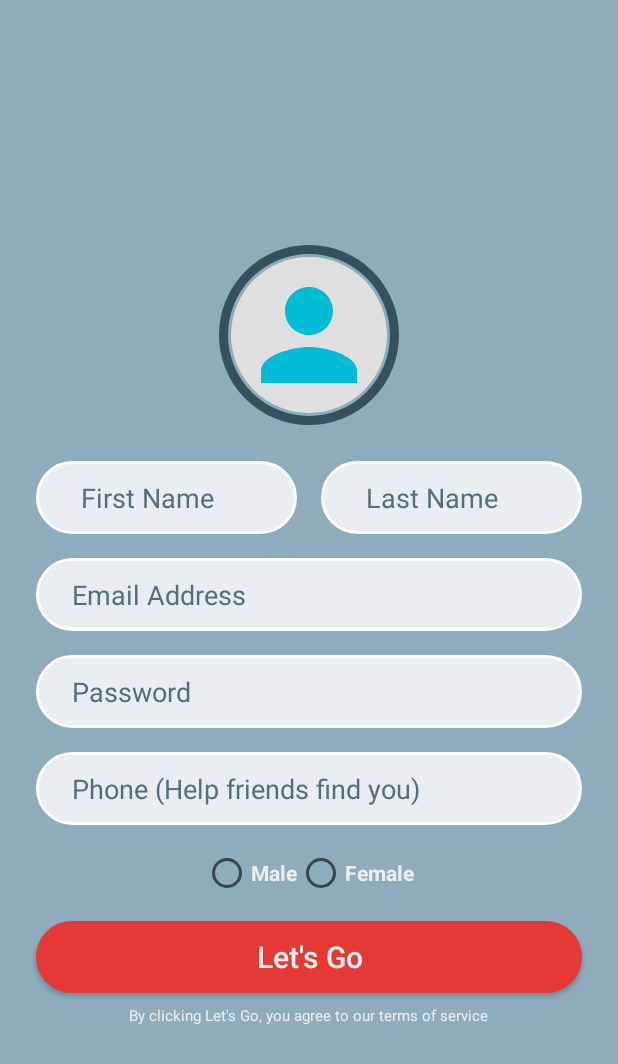
After one commit to tylercondie/PillarCompetitiveFitnessTracker, an Android app: the layout activity_create_account.xml on its own in the app's theme, with its tools: preview values and no code run, on a phone screen of 412 x 824 dp. The commit adds this screen. Shown: the top 1064 px of the screen. Run offline under Robolectric (Android 15) with nearby library versions, the phone set to English and light mode, and no system bars.

Commit message:
Added user input validation for creation of account.

```diff
--- /dev/null
+++ b/app/src/main/java/com/pillarproductivity/pillar_competitivefitnesstracker/CreateAcctActivity.java
@@ -0,0 +1,106 @@
+package com.pillarproductivity.pillar_competitivefitnesstracker;
+
+import android.os.Bundle;
+import android.support.v7.app.AppCompatActivity;
+import android.util.Patterns;
+import android.view.View;
+import android.widget.EditText;
+import android.widget.RadioButton;
+import android.widget.RadioGroup;
+import android.widget.Toast;
+
+public class CreateAcctActivity extends AppCompatActivity {
+    EditText editTextEmail, editTextPassword, editTextFirst, editTextLast, editTextPhone;
+    RadioGroup radioGroup;
+    RadioButton radioButton;
+
+    @Override
+    protected void onCreate(Bundle savedInstanceState) {
+        super.onCreate(savedInstanceState);
+        setContentView(R.layout.activity_create_account);
+
+        editTextEmail = findViewById(R.id.addEmail);
+        editTextPassword = findViewById(R.id.addPassword);
+        editTextFirst = findViewById(R.id.addFName);
+        editTextLast = findViewById(R.id.addLName);
+        editTextPhone = findViewById(R.id.addPhone);
+        radioGroup = findViewById(R.id.radioGroup);
+        radioButton = findViewById(R.id.radioMale);
+
+
+    }
+
+    //Handles functions for verifying and submitting user data
+    private void registerUser() {
+        Boolean tempBool = validateInput();
+        if (tempBool == false) return;
+        else submitData();
+    }
+
+    private void submitData() {
+
+    }
+
+    private Boolean validateInput() {
+        String email = editTextEmail.getText().toString().trim();
+        String password = editTextPassword.getText().toString().trim();
+        String first = editTextFirst.getText().toString().trim();
+        String last = editTextLast.getText().toString().trim();
+        String phone = editTextPhone.getText().toString().trim();
+
+        if (email.isEmpty()) {
+            editTextEmail.setError("Email is Required");
+            editTextEmail.requestFocus();
+            return false;
+        }
+
+        if (!Patterns.EMAIL_ADDRESS.matcher(email).matches()) {
+            editTextEmail.setError("Please enter a valid email");
+            editTextEmail.requestFocus();
+            return false;
+        }
+
+        if (password.isEmpty()) {
+            editTextPassword.setError("Password is Required");
+            editTextPassword.requestFocus();
+            return false;
+        }
+
+        if (password.length() < 6) {
+            editTextPassword.setError(("Minimum length of password should be 6 characters"));
+            editTextPassword.requestFocus();
+            return false;
+
+        }
+        if (first.isEmpty()) {
+            editTextFirst.setError("First name is Required");
+            editTextFirst.requestFocus();
+            return false;
+        }
+        if (last.isEmpty()) {
+            editTextLast.setError("Last Name is Required");
+            editTextLast.requestFocus();
+            return false;
+        }
+        if (phone.isEmpty()) {
+            editTextPhone.setError("Phone Number is Required");
+            editTextPhone.requestFocus();
+            return false;
+        }
+
+        if (radioGroup.getCheckedRadioButtonId() == -1) {
+            Toast.makeText(CreateAcctActivity.this, "Gender Selection Required",
+                    Toast.LENGTH_SHORT).show();
+            return false;
+
+        }
+        return true;
+
+    }
+
+    //@Override
+    public void onClick(View view) {
+        registerUser();
+
+    }
+}
--- /dev/null
+++ b/app/src/main/res/drawable-xhdpi/button_action.xml
@@ -0,0 +1,20 @@
+<?xml version="1.0" encoding="utf-8"?>
+<selector xmlns:android="http://schemas.android.com/apk/res/android">
+    <item android:state_pressed="false">
+        <shape android:shape="rectangle">
+            <corners android:radius="1000dp" />
+            <solid android:color="@color/actionButton" />
+            <stroke android:width="2dip" android:color="@color/actionButton" />
+            <padding android:bottom="4dp" android:left="4dp" android:right="4dp" android:top="4dp" />
+        </shape>
+    </item>
+    <item android:state_pressed="true">
+        <shape android:shape="rectangle">
+            <corners android:radius="1000dp" />
+            <solid android:color="@color/actionButtonDark" />
+            <stroke android:width="2dip" android:color="@color/actionButtonDark" />
+            <padding android:bottom="4dp" android:left="4dp" android:right="4dp" android:top="4dp" />
+        </shape>
+    </item>
+
+</selector>
--- /dev/null
+++ b/app/src/main/res/drawable-xhdpi/circle_inner.xml
@@ -0,0 +1,11 @@
+<?xml version="1.0" encoding="utf-8"?>
+<selector xmlns:android="http://schemas.android.com/apk/res/android">
+    <item>
+        <shape android:shape="rectangle">
+            <corners android:radius="1000dp" />
+            <solid android:color="#e0e0e0" />
+            <stroke android:width="0dip" android:color="#e0e0e0" />
+            <padding android:bottom="4dp" android:left="4dp" android:right="4dp" android:top="4dp" />
+        </shape>
+    </item>
+</selector>
--- /dev/null
+++ b/app/src/main/res/drawable-xhdpi/circle_outer.xml
@@ -0,0 +1,11 @@
+<?xml version="1.0" encoding="utf-8"?>
+<selector xmlns:android="http://schemas.android.com/apk/res/android">
+    <item>
+        <shape android:shape="rectangle">
+            <corners android:radius="1000dp" />
+            <solid android:color="#00ffffff" />
+            <stroke android:width="6dip" android:color="#34515e" />
+            <padding android:bottom="4dp" android:left="4dp" android:right="4dp" android:top="4dp" />
+        </shape>
+    </item>
+</selector>
--- /dev/null
+++ b/app/src/main/res/drawable-xhdpi/icon_user.xml
@@ -0,0 +1,9 @@
+<vector xmlns:android="http://schemas.android.com/apk/res/android"
+    android:width="100dp"
+    android:height="100dp"
+    android:viewportWidth="24.0"
+    android:viewportHeight="24.0">
+    <path
+        android:fillColor="@color/colorPrimary"
+        android:pathData="M12,12c2.21,0 4,-1.79 4,-4s-1.79,-4 -4,-4 -4,1.79 -4,4 1.79,4 4,4zM12,14c-2.67,0 -8,1.34 -8,4v2h16v-2c0,-2.66 -5.33,-4 -8,-4z" />
+</vector>
--- /dev/null
+++ b/app/src/main/res/layout/activity_create_account.xml
@@ -0,0 +1,220 @@
+<?xml version="1.0" encoding="utf-8"?>
+<android.support.constraint.ConstraintLayout xmlns:android="http://schemas.android.com/apk/res/android"
+    xmlns:app="http://schemas.android.com/apk/res-auto"
+    android:layout_width="match_parent"
+    android:layout_height="match_parent">
+
+    <LinearLayout
+        android:id="@+id/linearLayout2"
+        android:layout_width="0dp"
+        android:layout_height="wrap_content"
+        android:layout_marginTop="15dp"
+        android:orientation="vertical"
+        app:layout_constraintBottom_toTopOf="@+id/textView"
+        app:layout_constraintEnd_toEndOf="parent"
+        app:layout_constraintHorizontal_bias="0.0"
+        app:layout_constraintStart_toStartOf="parent"
+        app:layout_constraintTop_toTopOf="parent"
+        app:layout_constraintVertical_chainStyle="packed">
+
+        <RelativeLayout
+            android:layout_width="match_parent"
+            android:layout_height="wrap_content">
+
+            <TextView
+                android:id="@+id/backgroundCircle"
+                android:layout_width="120dp"
+                android:layout_height="120dp"
+                android:layout_centerInParent="true"
+                android:layout_gravity="center"
+                android:layout_marginStart="8dp"
+                android:layout_marginTop="8dp"
+                android:layout_marginEnd="8dp"
+                android:layout_marginBottom="8dp"
+                android:background="@drawable/circle_outer"
+                android:text="" />
+
+            <ImageView
+                android:id="@+id/userImage"
+                android:layout_width="104dp"
+                android:layout_height="104dp"
+                android:layout_centerInParent="true"
+                android:layout_marginStart="8dp"
+                android:layout_marginTop="8dp"
+                android:layout_marginEnd="8dp"
+                android:layout_marginBottom="8dp"
+                android:adjustViewBounds="true"
+                android:background="@drawable/circle_inner"
+                android:scaleType="fitStart"
+                app:srcCompat="@drawable/icon_user" />
+        </RelativeLayout>
+
+
+        <LinearLayout
+            android:layout_width="match_parent"
+            android:layout_height="wrap_content"
+            android:orientation="horizontal">
+
+
+            <EditText
+                android:id="@+id/addFName"
+                android:layout_width="match_parent"
+                android:layout_height="wrap_content"
+                android:layout_gravity="center_vertical"
+                android:layout_marginLeft="24dp"
+                android:layout_marginTop="16dp"
+                android:layout_marginRight="8dp"
+                android:layout_marginBottom="16dp"
+                android:layout_weight="1"
+                android:background="@drawable/border_login"
+                android:hint="@string/createFirstNHint"
+                android:imeOptions="actionNext"
+                android:inputType="textCapWords"
+                android:maxLength="10"
+                android:paddingLeft="30dp"
+                android:paddingTop="12dp"
+                android:paddingRight="30dp"
+                android:paddingBottom="12dp"
+                android:textColor="@color/fontGrey"
+                android:textColorHint="#546e7a" />
+
+            <EditText
+                android:id="@+id/addLName"
+                android:layout_width="match_parent"
+                android:layout_height="wrap_content"
+                android:layout_gravity="center_vertical"
+                android:layout_marginLeft="8dp"
+                android:layout_marginTop="16dp"
+                android:layout_marginRight="24dp"
+                android:layout_marginBottom="16dp"
+                android:layout_weight="1"
+                android:background="@drawable/border_login"
+                android:hint="@string/createLastNHint"
+                android:imeOptions="actionNext"
+                android:inputType="textCapWords"
+                android:maxLength="15"
+                android:paddingLeft="30dp"
+                android:paddingTop="12dp"
+                android:paddingRight="30dp"
+                android:paddingBottom="12dp"
+                android:textColor="@color/fontGrey"
+                android:textColorHint="#546e7a" />
+
+        </LinearLayout>
+
+
+        <EditText
+            android:id="@+id/addEmail"
+            android:layout_width="match_parent"
+            android:layout_height="wrap_content"
+            android:layout_gravity="center_vertical"
+            android:layout_marginLeft="24dp"
+            android:layout_marginRight="24dp"
+            android:layout_marginBottom="16dp"
+            android:background="@drawable/border_login"
+            android:hint="@string/createEmailHint"
+            android:imeOptions="actionNext"
+            android:inputType="textEmailAddress"
+            android:maxLength="35"
+            android:paddingLeft="24dp"
+            android:paddingTop="12dp"
+            android:paddingBottom="12dp"
+            android:textColor="@color/fontGrey"
+            android:textColorHint="#546e7a" />
+
+        <EditText
+            android:id="@+id/addPassword"
+            android:layout_width="match_parent"
+            android:layout_height="wrap_content"
+            android:layout_gravity="center_vertical"
+            android:layout_marginLeft="24dp"
+            android:layout_marginRight="24dp"
+            android:layout_marginBottom="16dp"
+            android:background="@drawable/border_login"
+            android:hint="@string/createPasswordHint"
+            android:imeOptions="actionNext"
+            android:inputType="textPassword"
+            android:maxLength="10"
+            android:paddingLeft="24dp"
+            android:paddingTop="12dp"
+            android:paddingBottom="12dp"
+            android:textColor="@color/fontGrey"
+            android:textColorHint="#546e7a"
+
+            />
+
+        <EditText
+            android:id="@+id/addPhone"
+            android:layout_width="match_parent"
+            android:layout_height="wrap_content"
+            android:layout_gravity="center_vertical"
+            android:layout_marginLeft="24dp"
+            android:layout_marginRight="24dp"
+            android:layout_marginBottom="16dp"
+            android:background="@drawable/border_login"
+            android:hint="@string/createPhoneHint"
+            android:imeOptions="actionDone"
+            android:inputType="phone"
+            android:maxLength="12"
+            android:paddingLeft="24dp"
+            android:paddingTop="12dp"
+            android:paddingBottom="12dp"
+            android:textColor="@color/fontGrey"
+            android:textColorHint="#546e7a" />
+
+        <RadioGroup
+            android:id="@+id/radioGroup"
+            android:layout_width="wrap_content"
+            android:layout_height="wrap_content"
+            android:layout_gravity="center"
+            android:layout_marginBottom="16dp"
+            android:orientation="horizontal">
+
+            <RadioButton
+                android:id="@+id/radioMale"
+                android:layout_width="wrap_content"
+                android:layout_height="wrap_content"
+                android:text="@string/maleRadio"
+                android:textColor="@color/fontLight"
+                android:textStyle="bold" />
+
+            <RadioButton
+                android:id="@+id/radioFemale"
+                android:layout_width="wrap_content"
+                android:layout_height="wrap_content"
+                android:text="@string/femaleRadio"
+                android:textColor="@color/fontLight"
+                android:textStyle="bold" />
+        </RadioGroup>
+
+
+        <Button
+            android:id="@+id/submitAccountCreation"
+            android:layout_width="match_parent"
+            android:layout_height="wrap_content"
+            android:layout_marginLeft="24dp"
+            android:layout_marginRight="24dp"
+            android:layout_marginBottom="8dp"
+            android:background="@drawable/button_action"
+            android:onClick="onClick"
+            android:text="@string/createButton"
+            android:textAllCaps="false"
+            android:textColor="@color/fontLight"
+            android:textSize="20sp"
+            android:visibility="visible" />
+
+    </LinearLayout>
+
+    <TextView
+        android:id="@+id/textView"
+        android:layout_width="wrap_content"
+        android:layout_height="wrap_content"
+        android:text="@string/agreeTOS"
+        android:textColor="@color/fontLight"
+        android:textSize="10sp"
+        app:layout_constraintBottom_toBottomOf="parent"
+        app:layout_constraintEnd_toEndOf="parent"
+        app:layout_constraintStart_toStartOf="parent"
+        app:layout_constraintTop_toBottomOf="@+id/linearLayout2" />
+
+</android.support.constraint.ConstraintLayout>
--- a/app/src/main/res/values/colors.xml
+++ b/app/src/main/res/values/colors.xml
@@ -5,4 +5,9 @@
     <color name="colorAccent">#b2ebf2</color>
     <color name="splashBackground">#9e9e9e</color>
     <color name="pureWhite">#ffffff</color>
+    <color name="windowBackground">#8eacbb</color>
+    <color name="fontGrey">#424242</color>
+    <color name="actionButton">#e53935</color>
+    <color name="actionButtonDark">#B71c1c</color>
+    <color name="fontLight">#eceff1</color>
 </resources>
--- a/app/src/main/res/values/strings.xml
+++ b/app/src/main/res/values/strings.xml
@@ -1,5 +1,16 @@
 <resources>
     <string name="app_name">Pillar Fitness</string>
+
+    <!--Create_account_strings-->
+    <string name="createFirstNHint">First Name</string>
+    <string name="createLastNHint">Last Name</string>
+    <string name="createPasswordHint">Password</string>
+    <string name="createPhoneHint">Phone (Help friends find you)</string>
+    <string name="createEmailHint">Email Address</string>
+    <string name="maleRadio">Male</string>
+    <string name="femaleRadio">Female</string>
+    <string name="createButton">Let\'s Go</string>
+    <string name="agreeTOS">By clicking Let\'s Go, you agree to our terms of service</string>
 
     <!--Start_sign_in strings-->
     <string name="loginEmailHint">Email</string>
--- a/app/src/main/res/values/styles.xml
+++ b/app/src/main/res/values/styles.xml
@@ -6,9 +6,13 @@
         <item name="colorPrimary">@color/colorPrimary</item>
         <item name="colorPrimaryDark">@color/colorPrimaryDark</item>
         <item name="colorAccent">@color/colorAccent</item>
+        <item name="android:windowBackground">@color/windowBackground</item>
     </style>
     <style name="SplashTheme"  parent="Theme.AppCompat.Light.NoActionBar">
         <item name="android:windowBackground">@drawable/splash</item>
+        <item name="colorPrimary">@color/colorPrimary</item>
+        <item name="colorPrimaryDark">@color/colorPrimaryDark</item>
+        <item name="colorAccent">@color/colorAccent</item>
     </style>
 
 </resources>
```
Also changed, not shown: app/src/main/res/drawable/pillar_logo_square.png.
